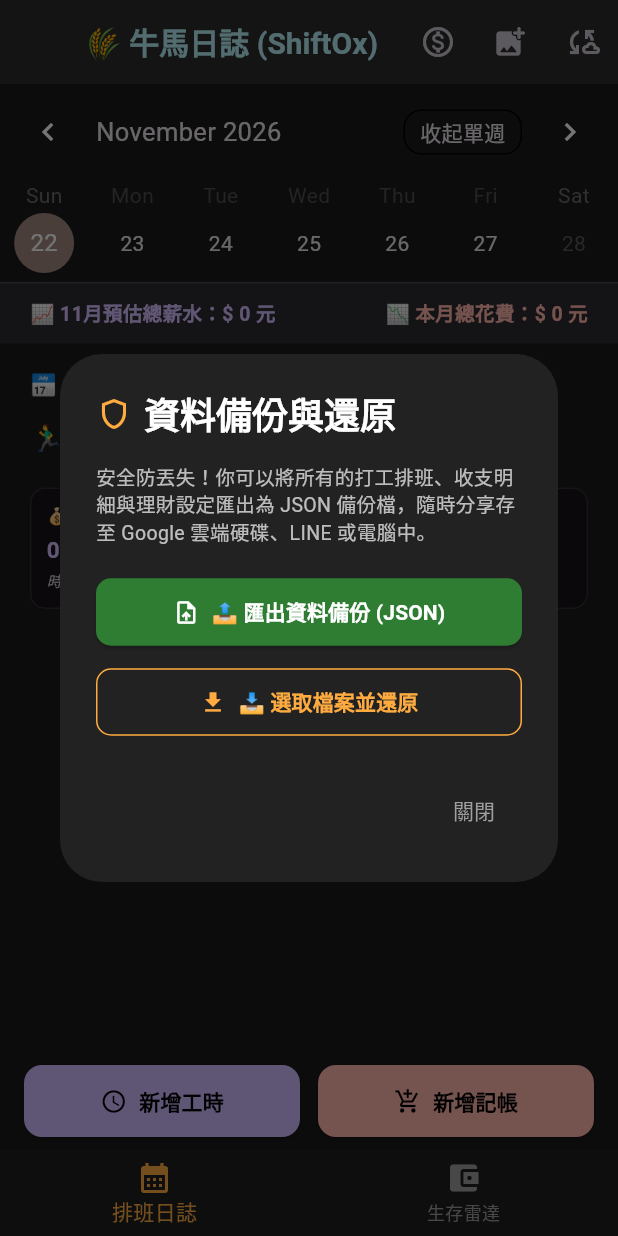
After one commit to AidenPang/ShiftOxApp, a Flutter app: the screen it shows after launch, after a tap on the "cloud sync" icon, on a phone screen of 412 x 824 dp. The commit adds this screen. Run offline on Flutter 3.47's test engine with Material 3 defaults, Android fonts, the phone set to English and light mode, and no system bars; drawn by our look-alikes of table_calendar; our stand-ins replace file_picker, google_generative_ai, image_picker, share_plus, shared_preferences, sqflite; accounts and stored records are empty.

Commit message:
feat: 實作資料庫與設定一鍵備份匯出與還原 (v1.4.0)

```diff
--- a/lib/views/calendar_page.dart
+++ b/lib/views/calendar_page.dart
@@ -100,6 +100,14 @@ class _CalendarPageState extends State<CalendarPage> {
                         );
                       }
                     },
+                  ),
+                  IconButton(
+                    icon: const Icon(Icons.cloud_sync_outlined),
+                    tooltip: "資料備份與還原",
+                    onPressed: () => showDialog(
+                      context: context,
+                      builder: (context) => BackupDialog(controller: _controller),
+                    ),
                   ),
                 ],
               ),
--- a/lib/views/widgets/dialogs.dart
+++ b/lib/views/widgets/dialogs.dart
@@ -3,3 +3,4 @@ export 'dialogs/work_shift_dialog.dart';
 export 'dialogs/expense_dialog.dart';
 export 'dialogs/wage_setting_dialog.dart';
 export 'dialogs/import_result_dialog.dart';
+export 'dialogs/backup_dialog.dart';
--- /dev/null
+++ b/lib/views/widgets/dialogs/backup_dialog.dart
@@ -0,0 +1,194 @@
+import 'package:flutter/material.dart';
+import '../../../controllers/schedule_controller.dart';
+import '../../../services/backup_service.dart';
+
+/// 彈窗：資料備份與還原
+class BackupDialog extends StatefulWidget {
+  final ScheduleController controller;
+
+  const BackupDialog({super.key, required this.controller});
+
+  @override
+  State<BackupDialog> createState() => _BackupDialogState();
+}
+
+class _BackupDialogState extends State<BackupDialog> {
+  bool _isLoading = false;
+  String? _statusMessage;
+
+  Future<void> _handleExport() async {
+    setState(() {
+      _isLoading = true;
+      _statusMessage = "正在打包備份資料...";
+    });
+
+    try {
+      final fileName = await BackupService.instance.exportBackup(context);
+      if (mounted) {
+        setState(() {
+          _statusMessage = "✅ 備份完成 ($fileName)";
+        });
+        ScaffoldMessenger.of(context).showSnackBar(
+          const SnackBar(content: Text("🎉 備份已打包完成，可直接儲存或分享！")),
+        );
+      }
+    } catch (e) {
+      if (mounted) {
+        setState(() {
+          _statusMessage = "❌ 匯出失敗: $e";
+        });
+        ScaffoldMessenger.of(context).showSnackBar(
+          SnackBar(content: Text("匯出失敗: $e"), backgroundColor: Colors.redAccent),
+        );
+      }
+    } finally {
+      if (mounted) {
+        setState(() => _isLoading = false);
+      }
+    }
+  }
+
+  Future<void> _handleImport() async {
+    // 彈出防呆確認視窗
+    final confirm = await showDialog<bool>(
+      context: context,
+      builder: (ctx) => AlertDialog(
+        backgroundColor: const Color(0xFF2C2C2C),
+        title: const Text("⚠️ 確認匯入備份？", style: TextStyle(color: Colors.white)),
+        content: const Text(
+          "匯入備份將會覆蓋相同日期的班表與記帳紀錄，並更新你的理財設定。建議匯入前先執行一次匯出備份以策安全！",
+          style: TextStyle(color: Colors.grey),
+        ),
+        actions: [
+          TextButton(onPressed: () => Navigator.pop(ctx, false), child: const Text("取消")),
+          ElevatedButton(
+            style: ElevatedButton.styleFrom(backgroundColor: Colors.orangeAccent),
+            onPressed: () => Navigator.pop(ctx, true),
+            child: const Text("確定匯入", style: TextStyle(color: Colors.black)),
+          ),
+        ],
+      ),
+    );
+
+    if (confirm != true) return;
+
+    setState(() {
+      _isLoading = true;
+      _statusMessage = "正在解析並還原資料...";
+    });
+
+    try {
+      final count = await BackupService.instance.pickAndRestoreBackup(widget.controller);
+      if (mounted) {
+        if (count > 0) {
+          setState(() {
+            _statusMessage = "✅ 成功還原 $count 天的資料紀錄！";
+          });
+          ScaffoldMessenger.of(context).showSnackBar(
+            SnackBar(content: Text("🎉 成功還原 $count 筆資料與理財設定！")),
+          );
+          Navigator.pop(context);
+        } else {
+          setState(() {
+            _statusMessage = "已取消選取檔案";
+          });
+        }
+      }
+    } catch (e) {
+      if (mounted) {
+        setState(() {
+          _statusMessage = "❌ 還原失敗: $e";
+        });
+        ScaffoldMessenger.of(context).showSnackBar(
+          SnackBar(content: Text("還原失敗: $e"), backgroundColor: Colors.redAccent),
+        );
+      }
+    } finally {
+      if (mounted) {
+        setState(() => _isLoading = false);
+      }
+    }
+  }
+
+  @override
+  Widget build(BuildContext context) {
+    return AlertDialog(
+      scrollable: true,
+      backgroundColor: const Color(0xFF222222),
+      title: const Row(
+        children: [
+          Icon(Icons.shield_outlined, color: Colors.orangeAccent),
+          SizedBox(width: 8),
+          Text("資料備份與還原", style: TextStyle(fontWeight: FontWeight.bold, color: Colors.white)),
+        ],
+      ),
+      content: Column(
+        mainAxisSize: MainAxisSize.min,
+        crossAxisAlignment: CrossAxisAlignment.start,
+        children: [
+          const Text(
+            "安全防丟失！你可以將所有的打工排班、收支明細與理財設定匯出為 JSON 備份檔，隨時分享存至 Google 雲端硬碟、LINE 或電腦中。",
+            style: TextStyle(color: Colors.white70, fontSize: 13, height: 1.4),
+          ),
+          const SizedBox(height: 20),
+
+          // 📤 匯出按鈕
+          SizedBox(
+            width: double.infinity,
+            child: ElevatedButton.icon(
+              style: ElevatedButton.styleFrom(
+                backgroundColor: const Color(0xFF2E7D32),
+                foregroundColor: Colors.white,
+                padding: const EdgeInsets.symmetric(vertical: 12),
+                shape: RoundedRectangleBorder(borderRadius: BorderRadius.circular(10)),
+              ),
+              onPressed: _isLoading ? null : _handleExport,
+              icon: const Icon(Icons.upload_file),
+              label: const Text("📤 匯出資料備份 (JSON)", style: TextStyle(fontWeight: FontWeight.bold)),
+            ),
+          ),
+
+          const SizedBox(height: 12),
+
+          // 📥 匯入按鈕
+          SizedBox(
+            width: double.infinity,
+            child: OutlinedButton.icon(
+              style: OutlinedButton.styleFrom(
+                foregroundColor: Colors.orangeAccent,
+                side: const BorderSide(color: Colors.orangeAccent),
+                padding: const EdgeInsets.symmetric(vertical: 12),
+                shape: RoundedRectangleBorder(borderRadius: BorderRadius.circular(10)),
+              ),
+              onPressed: _isLoading ? null : _handleImport,
+              icon: const Icon(Icons.download),
+              label: const Text("📥 選取檔案並還原", style: TextStyle(fontWeight: FontWeight.bold)),
+            ),
+          ),
+
+          if (_statusMessage != null) ...[
+            const SizedBox(height: 16),
+            Center(
+              child: Text(
+                _statusMessage!,
+                textAlign: TextAlign.center,
+                style: const TextStyle(color: Colors.white70, fontSize: 12),
+              ),
+            ),
+          ],
+
+          if (_isLoading) ...[
+            const SizedBox(height: 12),
+            const Center(child: CircularProgressIndicator()),
+          ],
+        ],
+      ),
+      actions: [
+        TextButton(
+          onPressed: () => Navigator.pop(context),
+          child: const Text("關閉", style: TextStyle(color: Colors.grey)),
+        ),
+      ],
+    );
+  }
+}
--- a/pubspec.yaml
+++ b/pubspec.yaml
@@ -16,7 +16,7 @@ publish_to: 'none' # Remove this line if you wish to publish to pub.dev
 # https://developer.apple.com/library/archive/documentation/General/Reference/InfoPlistKeyReference/Articles/CoreFoundationKeys.html
 # In Windows, build-name is used as the major, minor, and patch parts
 # of the product and file versions while build-number is used as the build suffix.
-version: 1.3.1+4
+version: 1.4.0+5
 
 environment:
   sdk: ^3.12.2
@@ -42,6 +42,9 @@ dependencies:
   image_picker: ^1.1.2
   google_generative_ai: ^0.4.3
   shared_preferences: ^2.5.5
+  share_plus: ^13.3.1
+  file_picker: ^13.4.1
+  path_provider: ^2.1.6
 
 dev_dependencies:
   flutter_test:
```
Also changed, not shown: lib/models/database_helper.dart (+7 -0 lines), lib/services/backup_service.dart (added, +153 -0 lines), pubspec.lock, 5 other files.
